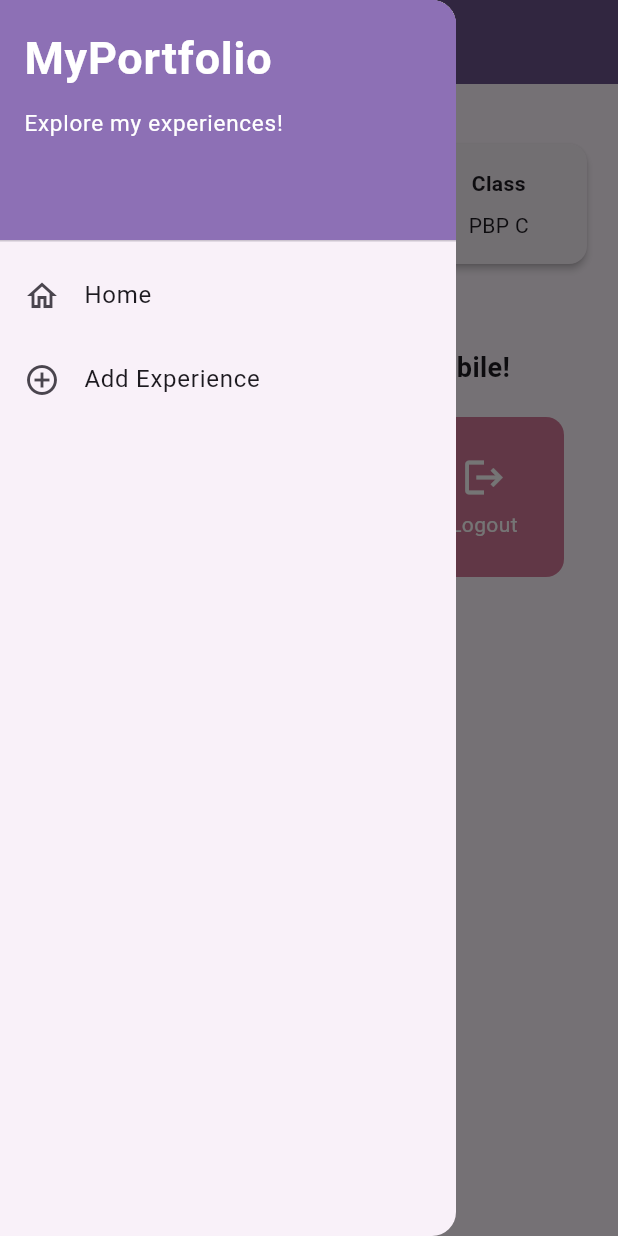
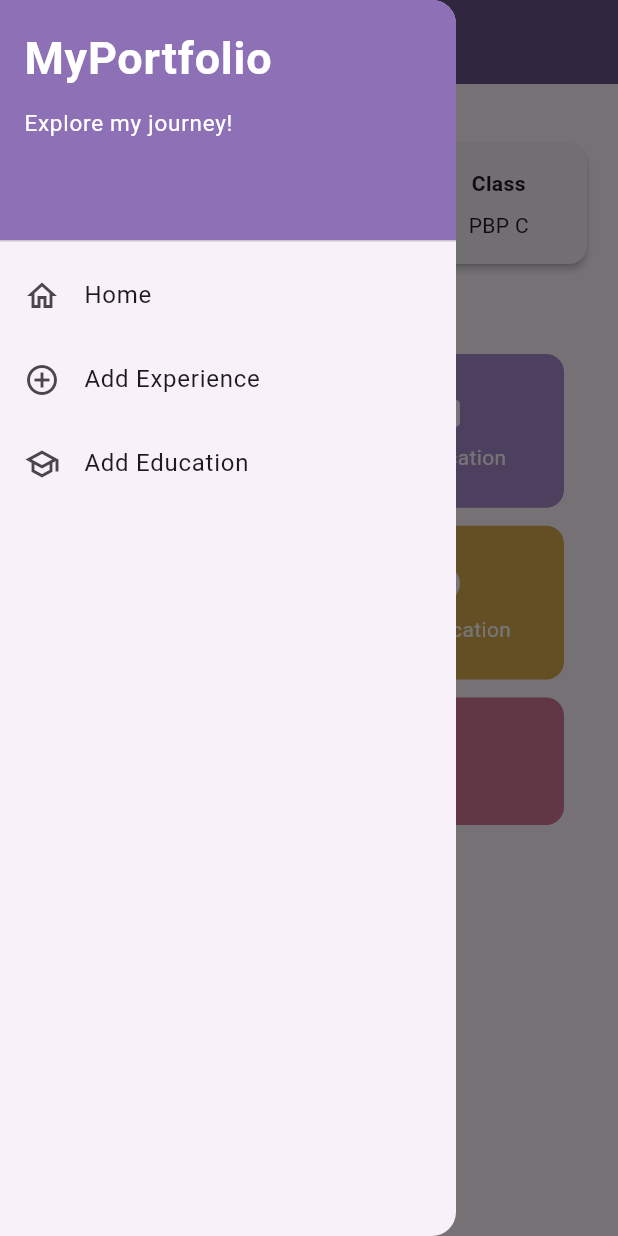
Before and after one commit to pearlitaanindya/myportofolio_mobile, a Flutter app: the screen it shows after launch, with the side drawer open, on a phone screen of 412 x 824 dp. Run offline on Flutter 3.47's test engine with Material 3 defaults, Android fonts, the phone set to English and light mode, and no system bars.

Commit message:
feat: integrate education navigation and fix home layout

```diff
--- a/lib/screens/menu.dart
+++ b/lib/screens/menu.dart
@@ -11,7 +11,9 @@ class MyHomePage extends StatelessWidget {
 
   final List<ItemHomepage> items = [
     ItemHomepage("My Experiences", Icons.folder, const Color(0xFFA88ACD)),
+    ItemHomepage("My Education", Icons.folder, const Color(0xFFA88ACD)),
     ItemHomepage("Add Experience", Icons.add_circle, const Color(0xFFD9AC4E)),
+    ItemHomepage("Add Education", Icons.add_circle, const Color(0xFFD9AC4E)),
     ItemHomepage("Logout", Icons.logout, const Color(0xFFD47798)),
   ];
 
@@ -52,29 +54,30 @@ class MyHomePage extends StatelessWidget {
               Center(
                 child: Column(
                   children: [
-                    const Padding(
-                      padding: EdgeInsets.only(top: 16.0),
-                      child: Text(
-                        'Welcome to MyPortfolio Mobile!',
-                        style: TextStyle(
-                          fontWeight: FontWeight.bold,
-                          fontSize: 18.0,
+                    GridView.count(
+                      primary: false,
+                      padding: const EdgeInsets.fromLTRB(20, 20, 20, 12),
+                      crossAxisSpacing: 12,
+                      mainAxisSpacing: 12,
+                      crossAxisCount: 2,
+                      childAspectRatio: 1.6,
+                      shrinkWrap: true,
+                      physics: const NeverScrollableScrollPhysics(),
+                      children: items
+                          .where((item) => item.name != "Logout")
+                          .map((item) => ItemCard(item))
+                          .toList(),
+                    ),
+
+                    Padding(
+                      padding: const EdgeInsets.symmetric(horizontal: 20),
+                      child: SizedBox(
+                        width: double.infinity,
+                        height: 85,
+                        child: ItemCard(
+                          items.firstWhere((item) => item.name == "Logout"),
                         ),
                       ),
-                    ),
-
-                    // GridView menampilkan kartu tombol dalam tata letak kisi 3 kolom.
-                    GridView.count(
-                      primary: true,
-                      padding: const EdgeInsets.all(20),
-                      crossAxisSpacing: 10,
-                      mainAxisSpacing: 10,
-                      crossAxisCount: 3,
-                      // shrinkWrap agar ukuran kisi menyesuaikan tinggi konten anak.
-                      shrinkWrap: true,
-                      children: items.map((ItemHomepage item) {
-                        return ItemCard(item);
-                      }).toList(),
                     ),
                   ],
                 ),
--- a/lib/widgets/experience_card.dart
+++ b/lib/widgets/experience_card.dart
@@ -1,5 +1,6 @@
 import 'package:flutter/material.dart';
 import 'package:myportofolio_mobile/screens/experience_form.dart';
+import 'package:myportofolio_mobile/screens/education_form.dart';
 
 class ItemHomepage {
   final String name;
@@ -26,6 +27,13 @@ class ItemCard extends StatelessWidget {
               context,
               MaterialPageRoute(
                 builder: (context) => const ExperienceFormPage(),
+              ),
+            );
+          } else if (item.name == "Add Education") {
+            Navigator.push(
+              context,
+              MaterialPageRoute(
+                builder: (context) => const EducationFormPage(),
               ),
             );
           } else {
--- a/lib/widgets/left_drawer.dart
+++ b/lib/widgets/left_drawer.dart
@@ -1,6 +1,7 @@
 import 'package:flutter/material.dart';
 import 'package:myportofolio_mobile/screens/menu.dart';
 import 'package:myportofolio_mobile/screens/experience_form.dart';
+import 'package:myportofolio_mobile/screens/education_form.dart';
 
 class LeftDrawer extends StatelessWidget {
   const LeftDrawer({super.key});
@@ -25,7 +26,7 @@ class LeftDrawer extends StatelessWidget {
                 ),
                 SizedBox(height: 10),
                 Text(
-                  'Explore my experiences!',
+                  'Explore my journey!',
                   style: TextStyle(fontSize: 15, color: Colors.white),
                 ),
               ],
@@ -55,6 +56,20 @@ class LeftDrawer extends StatelessWidget {
               );
             },
           ),
+          ListTile(
+            leading: const Icon(Icons.school_outlined),
+            title: const Text('Add Education'),
+            onTap: () {
+              Navigator.pop(context);
+
+              Navigator.push(
+                context,
+                MaterialPageRoute(
+                  builder: (context) => const EducationFormPage(),
+                ),
+              );
+            },
+          ),
         ],
       ),
     );
```
